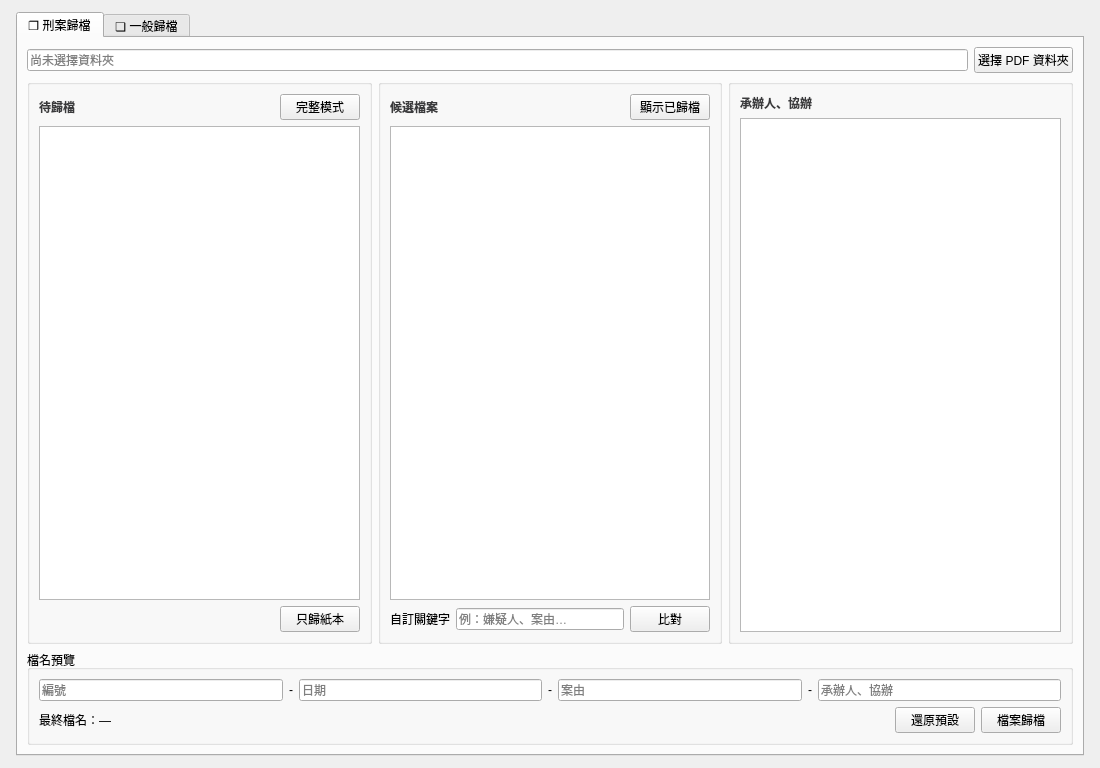
Old version of the form layouts/Layout6.ui in the repository jerrygskk/project_police.
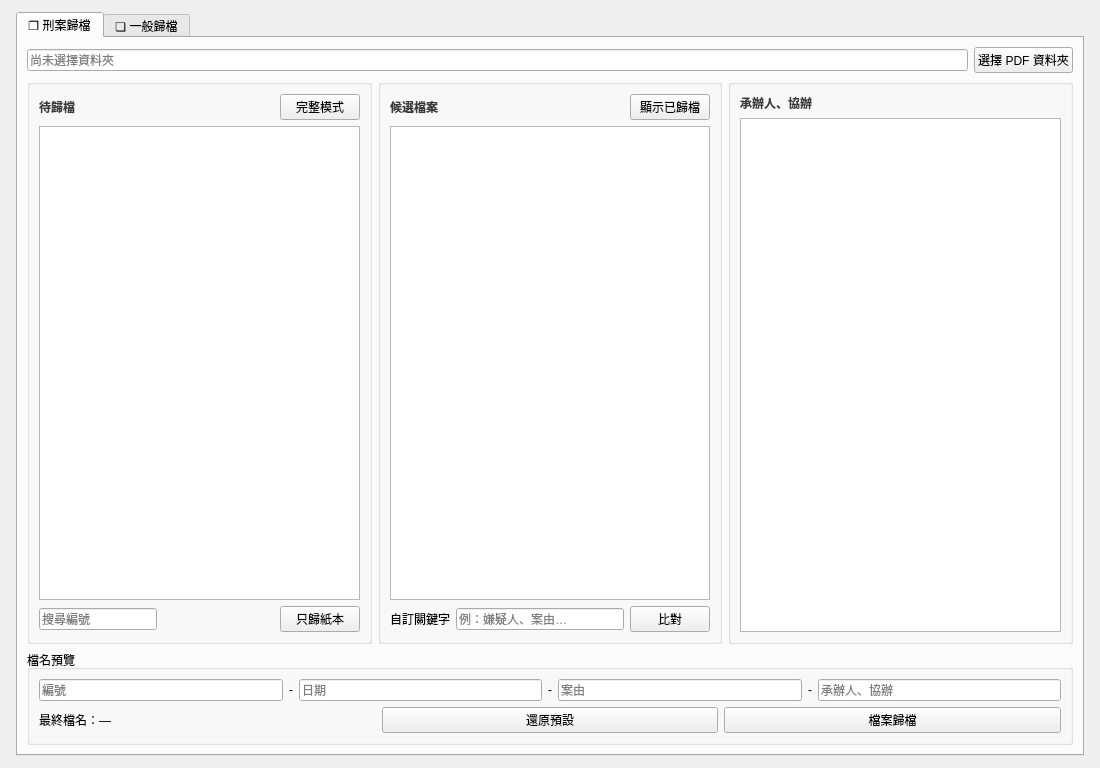
New version of the form. The open tabs and pages were chosen to show the change.

Commit message: fix(archive,report,browse): #4 編號搜尋、#5 查獲日期可空白+必填、#6 協辦兩行省略、#10 受理人去後綴；修 _parseDate PK/西元、_parseSubject 無-分支

```diff
--- a/layouts/Layout6.ui
+++ b/layouts/Layout6.ui
@@ -56,6 +56,7 @@
              <item><widget class="QTableWidget" name="crim_doc_table"/></item>
              <item>
               <layout class="QHBoxLayout" name="crim_doc_foot">
+               <item><widget class="QLineEdit" name="crim_doc_search"><property name="placeholderText"><string>搜尋編號</string></property><property name="maximumWidth"><number>140</number></property><property name="clearButtonEnabled"><bool>true</bool></property></widget></item>
                <item><spacer name="crim_doc_foot_sp"><property name="orientation"><enum>Qt::Horizontal</enum></property><property name="sizeHint" stdset="0"><size><width>40</width><height>20</height></size></property></spacer></item>
                <item><widget class="QPushButton" name="crim_paper_only"><property name="text"><string>只歸紙本</string></property><property name="maximumWidth"><number>188</number></property><property name="cursor"><cursorShape>PointingHandCursor</cursorShape></property></widget></item>
               </layout>
@@ -115,7 +116,6 @@
            <item>
             <layout class="QHBoxLayout" name="crim_pv_actions">
              <item><widget class="QLabel" name="crim_final"><property name="text"><string>最終檔名：—</string></property></widget></item>
-             <item><spacer name="crim_sp"><property name="orientation"><enum>Qt::Horizontal</enum></property><property name="sizeHint"><size><width>40</width><height>20</height></size></property></spacer></item>
              <item><widget class="QPushButton" name="crim_reset"><property name="text"><string>還原預設</string></property><property name="minimumHeight"><number>32</number></property></widget></item>
              <item><widget class="QPushButton" name="crim_do_archive"><property name="text"><string>檔案歸檔</string></property><property name="minimumHeight"><number>32</number></property></widget></item>
             </layout>
```
Left out of the diff: 2 changed lines with no effect on the pictures. The commit also changes 7 other files.
